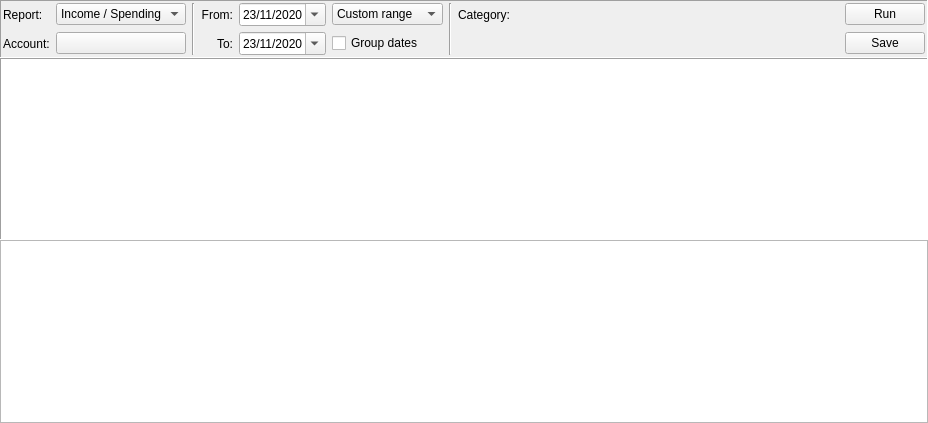
This is jal/ui/reports_widget.ui in titov-vv/jal as Qt 5 draws it before an edit. The edited form follows.
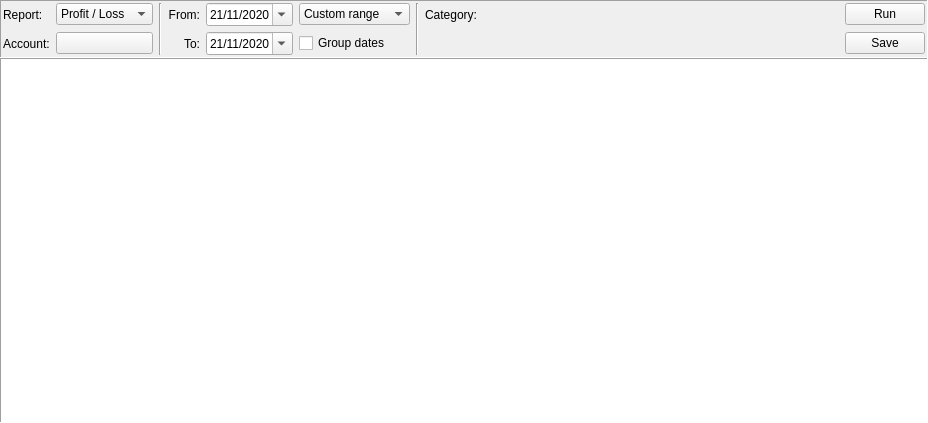
This is the edited form. Custom widgets are drawn as their Qt base class.

Commit message: Income/Spending report was moved to own window

```diff
--- a/jal/ui/reports_widget.ui
+++ b/jal/ui/reports_widget.ui
@@ -88,7 +88,7 @@
           <second>0</second>
           <year>2020</year>
           <month>11</month>
-          <day>23</day>
+          <day>21</day>
          </datetime>
         </property>
         <property name="displayFormat">
@@ -154,11 +154,6 @@
       </item>
       <item row="0" column="2">
        <widget class="QComboBox" name="ReportTypeCombo">
-        <item>
-         <property name="text">
-          <string>Income / Spending</string>
-         </property>
-        </item>
         <item>
          <property name="text">
           <string>Profit / Loss</string>
@@ -235,7 +230,7 @@
           <second>0</second>
           <year>2020</year>
           <month>11</month>
-          <day>23</day>
+          <day>21</day>
          </datetime>
         </property>
         <property name="displayFormat">
@@ -290,19 +285,6 @@
      </attribute>
     </widget>
    </item>
-   <item>
-    <widget class="QTreeView" name="ReportTreeView">
-     <property name="editTriggers">
-      <set>QAbstractItemView::NoEditTriggers</set>
-     </property>
-     <property name="alternatingRowColors">
-      <bool>true</bool>
-     </property>
-     <attribute name="headerStretchLastSection">
-      <bool>false</bool>
-     </attribute>
-    </widget>
-   </item>
   </layout>
  </widget>
  <customwidgets>
```
The commit also changes 10 other files.
